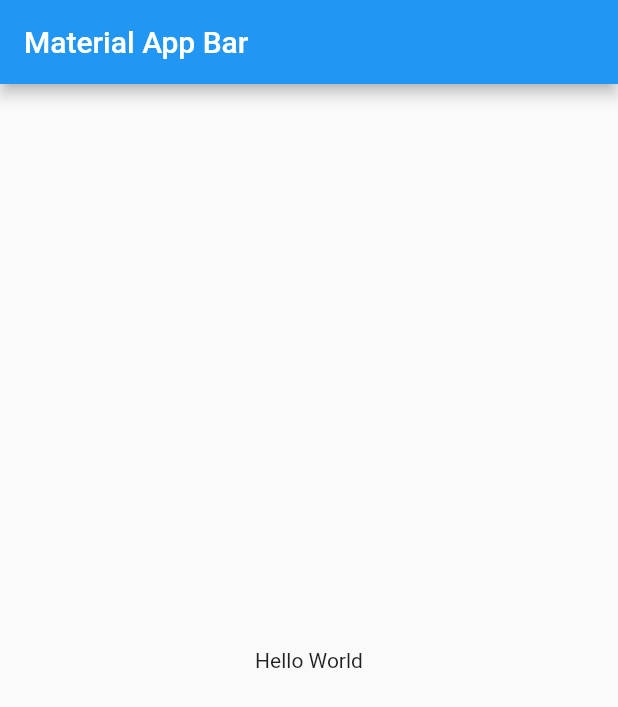
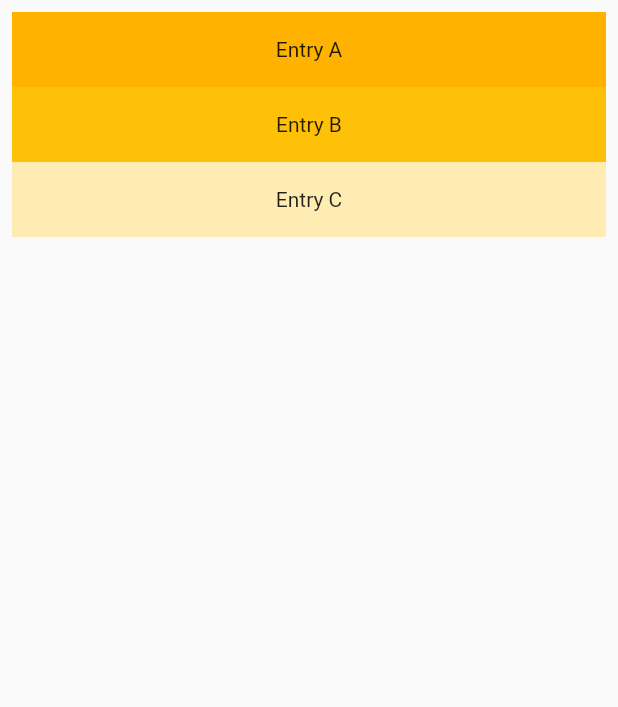
Before and after one commit to rashedmahram/Flutter_network_api, a Flutter app: the screen it shows after launch, on a phone screen of 412 x 824 dp. Shown: the top 707 px of the screen. Run offline on Flutter 3.47's test engine with Material 2 defaults, Android fonts, the phone set to English and light mode, and no system bars.

```diff
--- a/lib/main.dart
+++ b/lib/main.dart
@@ -2,21 +2,46 @@ import 'package:flutter/material.dart';
 
 void main() => runApp(MyApp());
 
+// TODO: create list;
+// TODO: add data form map;
+// TODO: add data form json;
+// TODO: create data by json;
+// TODO: update data by json;
+// TODO: search data by json;
+// TODO: delete data by json;
 class MyApp extends StatelessWidget {
   @override
   Widget build(BuildContext context) {
     return MaterialApp(
-      title: 'Material App',
+      title: 'Netwrok App',
       home: Scaffold(
-        appBar: AppBar(
-          title: Text('Material App Bar'),
-        ),
-        body: Center(
-          child: Container(
-            child: Text('Hello World'),
-          ),
+        body: SafeArea(
+          child: ListViewFromList(),
         ),
       ),
     );
   }
 }
+
+class ListViewFromList extends StatelessWidget {
+  const ListViewFromList({
+    Key key,
+  }) : super(key: key);
+
+  @override
+  Widget build(BuildContext context) {
+    final List<String> entries = <String>['A', 'B', 'C'];
+    final List<int> colorCodes = <int>[600, 500, 100];
+
+    return ListView.builder(
+        padding: const EdgeInsets.all(8),
+        itemCount: entries.length,
+        itemBuilder: (BuildContext context, int index) {
+          return Container(
+            height: 50,
+            color: Colors.amber[colorCodes[index]],
+            child: Center(child: Text('Entry ${entries[index]}')),
+          );
+        });
+  }
+}
```
